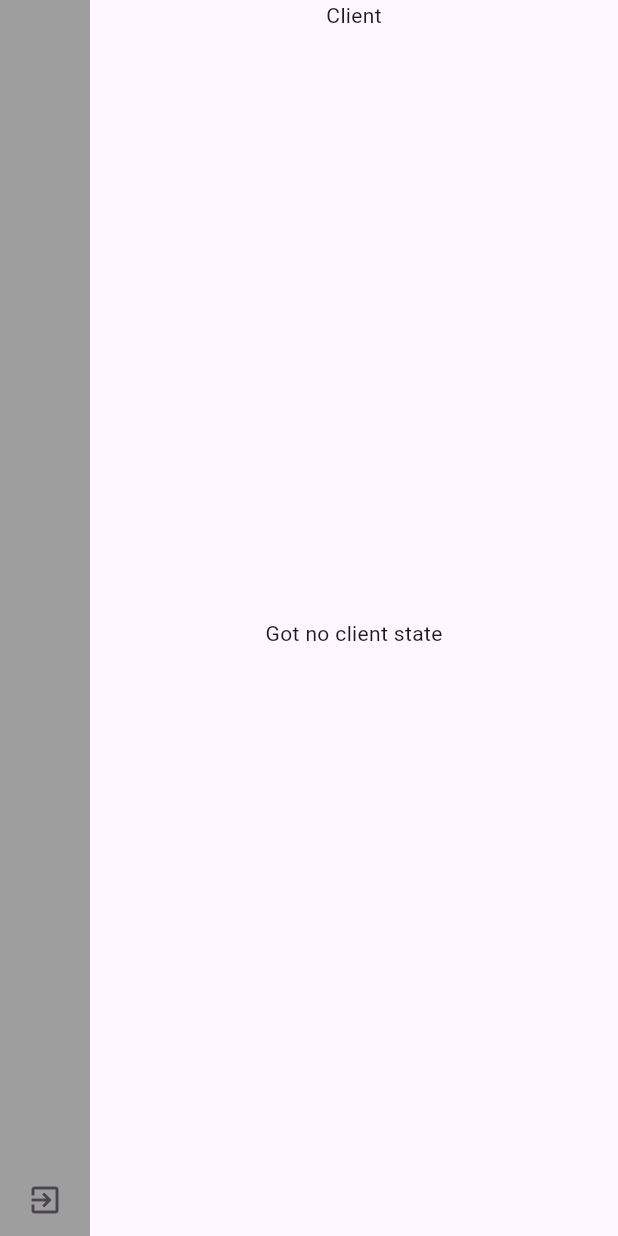
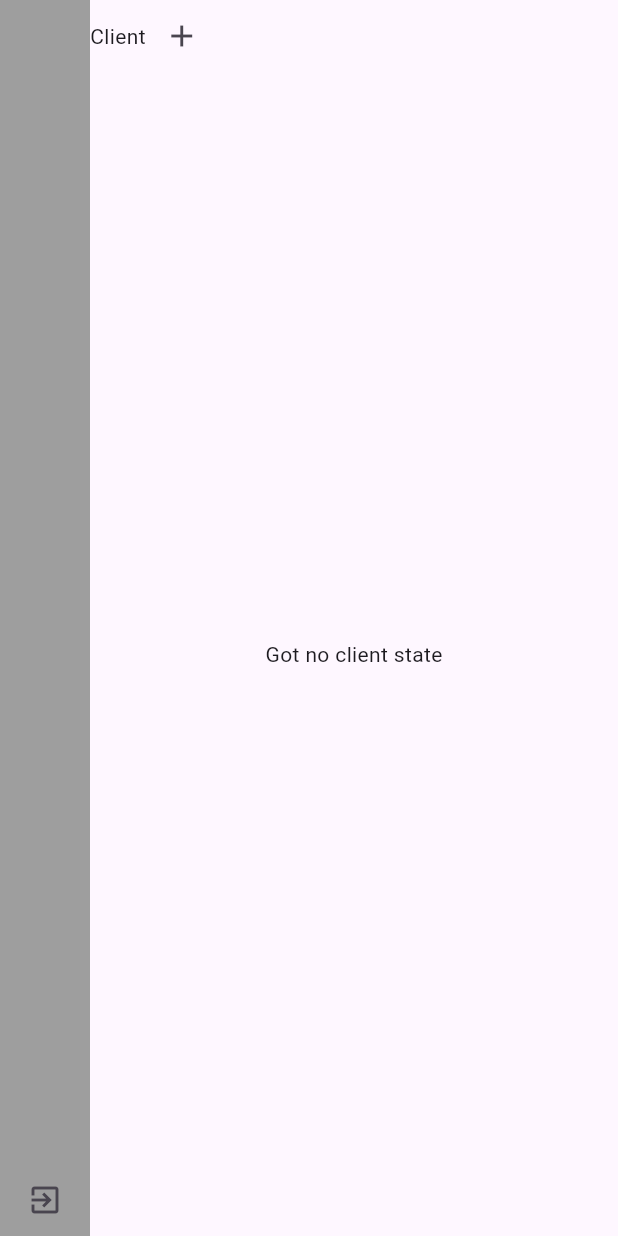
Before and after one commit to Khanin-devmode/finmaker, a Flutter app: the ClientsPage screen opened by its route, on a phone screen of 412 x 824 dp. Run offline on Flutter 3.47's test engine with Material 3 defaults, Android fonts, the phone set to English and light mode, and no system bars; our stand-ins replace bloc, cloud_firestore, equatable, firebase_auth, firebase_core, flutter_bloc and 1 more; accounts and stored records are empty.

Commit message:
add sidebar and layout of clients

```diff
--- a/lib/features/clients/presentation/clients_page.dart
+++ b/lib/features/clients/presentation/clients_page.dart
@@ -18,7 +18,6 @@ class ClientsPage extends StatefulWidget {
 class _ClientsPageState extends State<ClientsPage> {
   @override
   void initState() {
-    // TODO: implement initState
     super.initState();
     final authState = context.read<AuthCubit>().state;
     if (authState is AuthAuthenticated) {
@@ -41,7 +40,16 @@ class _ClientsPageState extends State<ClientsPage> {
             Expanded(
               child: Column(
                 children: [
-                  const Text('Client'),
+                  Row(
+                    children: [
+                      const Text('Client'),
+                      IconButton(
+                          onPressed: () {
+                            newClientDialog(context);
+                          },
+                          icon: Icon(Icons.add))
+                    ],
+                  ),
                   Expanded(
                     child: BlocBuilder<ClientCubit, ClientState>(
                       builder: (context, state) {
```
